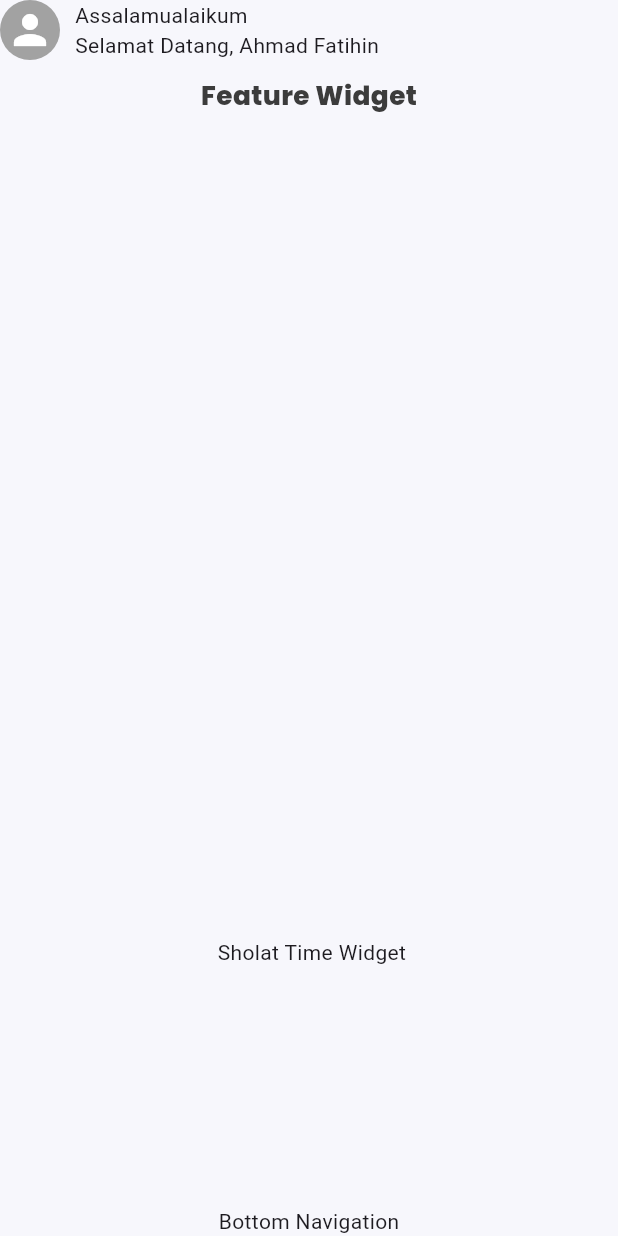
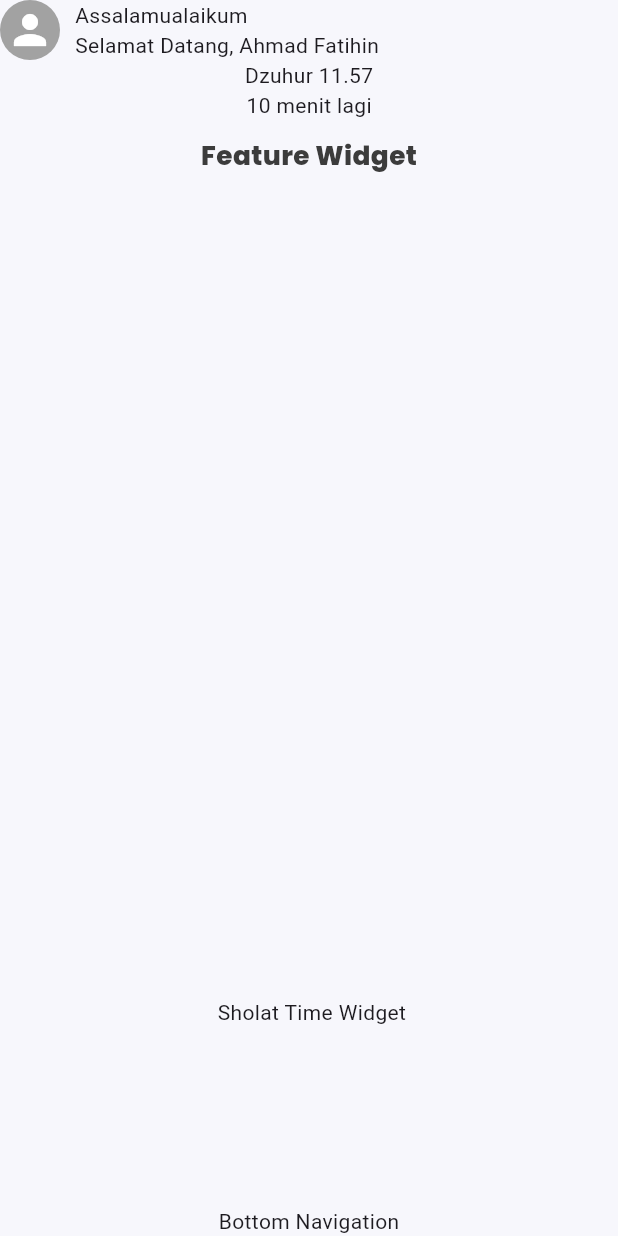
Before and after one commit to ahmadfatihin/Alif-Quran, a Flutter app: the screen it shows after launch, on a phone screen of 412 x 824 dp. Run offline on Flutter 3.47's test engine with Material 3 defaults, Android fonts, the phone set to English and light mode, and no system bars; our stand-ins replace bloc, connectivity_plus, dio, equatable, flutter_screenutil, freezed_annotation and 7 more; generated files the repository leaves out were written again.

Commit message:
feat: add prayer time widget and cubit

```diff
--- a/lib/features/home/ui/screens/home_screen.dart
+++ b/lib/features/home/ui/screens/home_screen.dart
@@ -1,4 +1,5 @@
 import 'package:alif_quran/core/design_system/themes/textstyles.dart';
+import 'package:alif_quran/features/prayer/presentation/ui/widgets/prayer_time_widget.dart';
 import 'package:flutter/material.dart';
 
 import '../../../../core/design_system/themes/dimension.dart';
@@ -16,6 +17,7 @@ class HomeScreen extends StatelessWidget {
         child: Column(
           children: [
             const HomeHeaderWidget(),
+            PrayerTimeWidget(),
             SizedBox(height: Dimension.width10),
             Center(
               child: Text(
--- /dev/null
+++ b/lib/features/prayer/presentation/ui/widgets/prayer_time_widget.dart
@@ -0,0 +1,19 @@
+import 'package:flutter/material.dart';
+
+class PrayerTimeWidget extends StatelessWidget {
+  const PrayerTimeWidget({super.key});
+
+  @override
+  Widget build(BuildContext context) {
+    return Column(
+      children: [
+        Text(
+          'Dzuhur 11.57',
+        ),
+        Text(
+          '10 menit lagi',
+        ),
+      ],
+    );
+  }
+}
```
Also changed, not shown: lib/features/prayer/presentation/cubit/prayer_cubit.dart (added, +17 -0 lines), lib/features/prayer/presentation/cubit/prayer_state.dart (added, +9 -0 lines).
